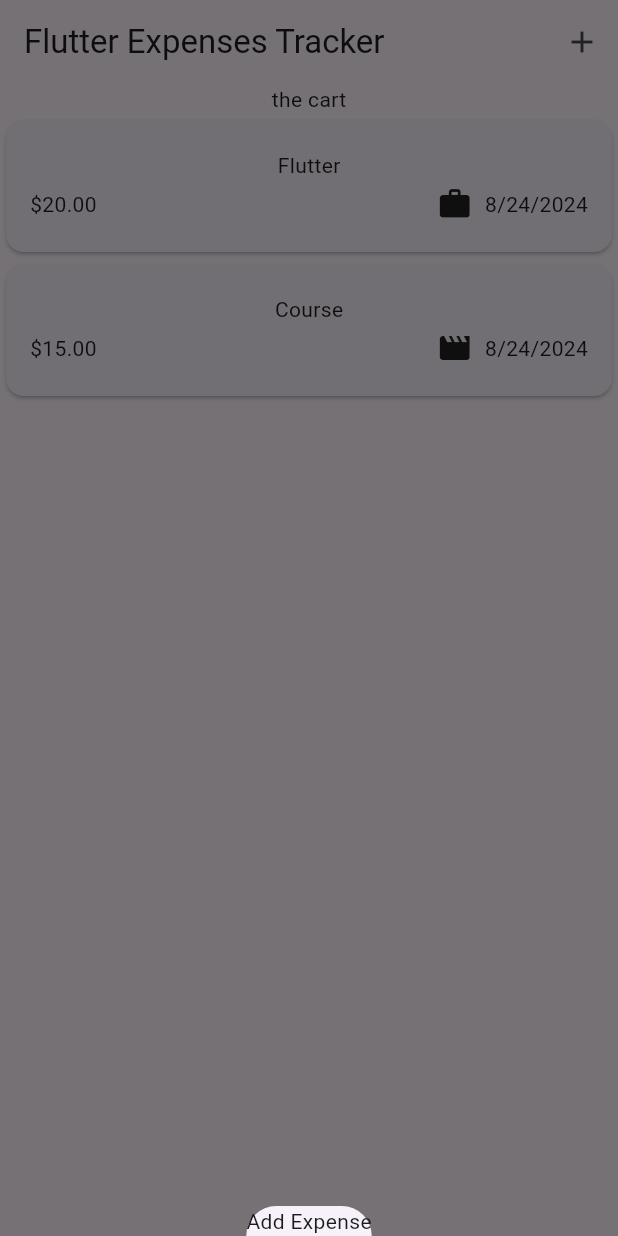
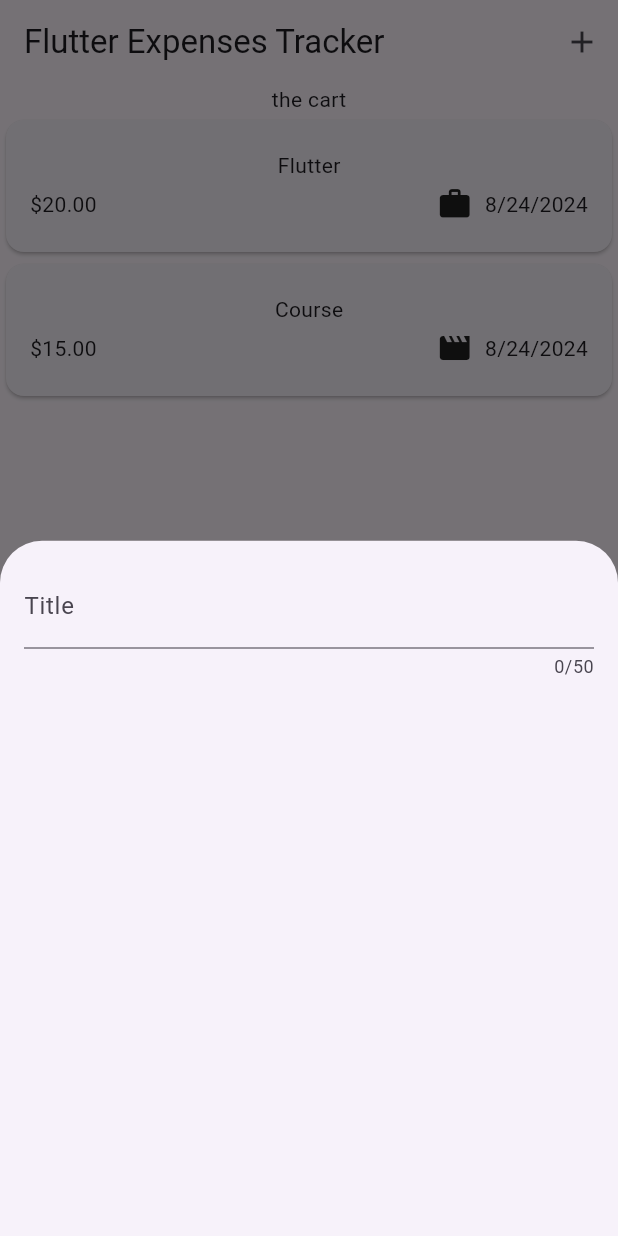
Before and after one commit to kanakonagiri/expense_tracker, a Flutter app: the screen it shows after launch, after a tap on the "add" icon, on a phone screen of 412 x 824 dp. Run offline on Flutter 3.47's test engine with Material 3 defaults, Android fonts, the phone set to English and light mode, and no system bars.

Commit message:
add: expense

```diff
--- a/lib/widget/expenses.dart
+++ b/lib/widget/expenses.dart
@@ -1,5 +1,6 @@
 import 'package:expense_tracker/widget/expenses_list/expenses_list.dart';
 import 'package:expense_tracker/model/expense.dart';
+import 'package:expense_tracker/widget/new_expense.dart';
 import 'package:flutter/material.dart';
 
 class Expenses extends StatefulWidget {
@@ -29,10 +30,7 @@ class _ExpensesState extends State<Expenses> {
 
   void _openAddExpenseOverlay() {
     showModalBottomSheet(
-        context: context,
-        builder: (ctx) {
-          return const Text('Add Expense');
-        });
+        context: context, builder: (ctx) => const NewExpense());
   }
 
   @override
--- /dev/null
+++ b/lib/widget/new_expense.dart
@@ -0,0 +1,30 @@
+import 'package:flutter/material.dart';
+
+class NewExpense extends StatefulWidget {
+  const NewExpense({super.key});
+
+  @override
+  State<NewExpense> createState() {
+    return _NewExpenseState();
+  }
+}
+
+class _NewExpenseState extends State<NewExpense> {
+  @override
+  Widget build(BuildContext context) {
+    return const Padding(
+      padding: EdgeInsets.all(16),
+      child: Column(
+        children: [
+          TextField(
+            maxLength: 50,
+            keyboardType: TextInputType.text,
+            decoration: InputDecoration(
+              labelText: 'Title',
+            ),
+          ),
+        ],
+      ),
+    );
+  }
+}
```
